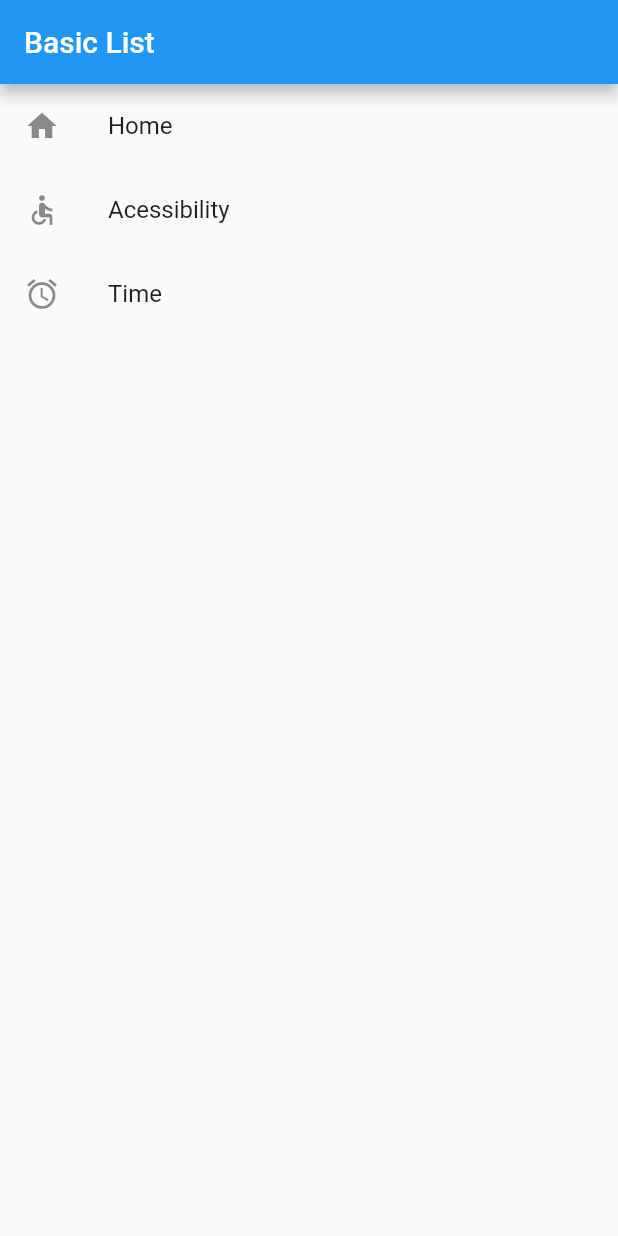
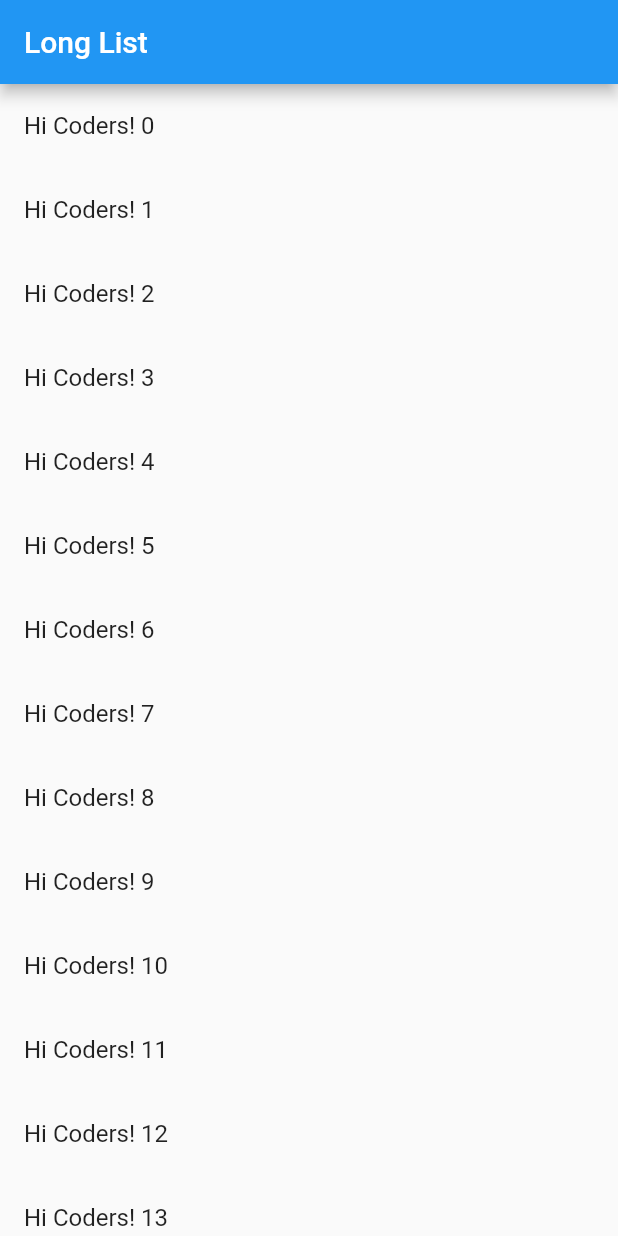
Before and after one commit to yurilpbh/30DaysOfFlutter, a Flutter app: the screen it shows after launch, on a phone screen of 412 x 824 dp. Run offline on Flutter 3.47's test engine with Material 2 defaults, Android fonts, the phone set to English and light mode, and no system bars.

Commit message:
Day 17 - Long List

```diff
--- a/lib/main.dart
+++ b/lib/main.dart
@@ -1,33 +1,31 @@
 import 'package:flutter/material.dart';
 
 void main(){
-  runApp(myApp());
+  runApp(myApp(
+    names: List<String>.generate(50, (a) => "Coders! $a")
+  ));
 }
 
 class myApp extends StatelessWidget {
+  final List<String> names;
+
+  myApp({Key key, this.names}):super(key:key);
+
   @override
   Widget build(BuildContext context) {
     // TODO: implement build
     return MaterialApp(
       home: Scaffold(
         appBar: AppBar(
-          title: Text("Basic List"),
+          title: Text("Long List"),
         ),
-        body: ListView(
-          children: [
-            ListTile(
-              leading: Icon(Icons.home),
-              title: Text("Home"),
-            ),
-            ListTile(
-              leading: Icon(Icons.accessible),
-              title: Text("Acessibility"),
-            ),
-            ListTile(
-              leading: Icon(Icons.access_alarm),
-              title: Text("Time"),
-            ),
-          ],
+        body: ListView.builder(
+          itemCount: names.length,
+          itemBuilder: (context, index){
+            return ListTile(
+              title: Text("Hi ${names[index]}"),
+            );
+          },
         ),
       ),
     );
```
